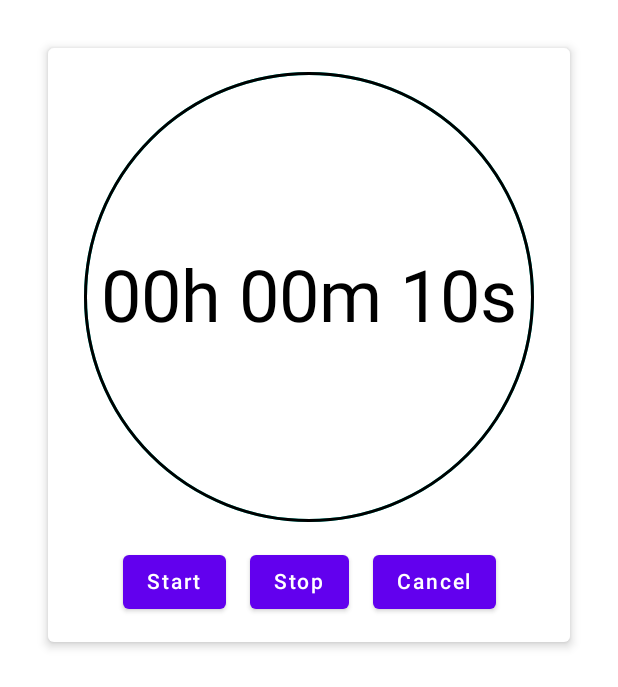
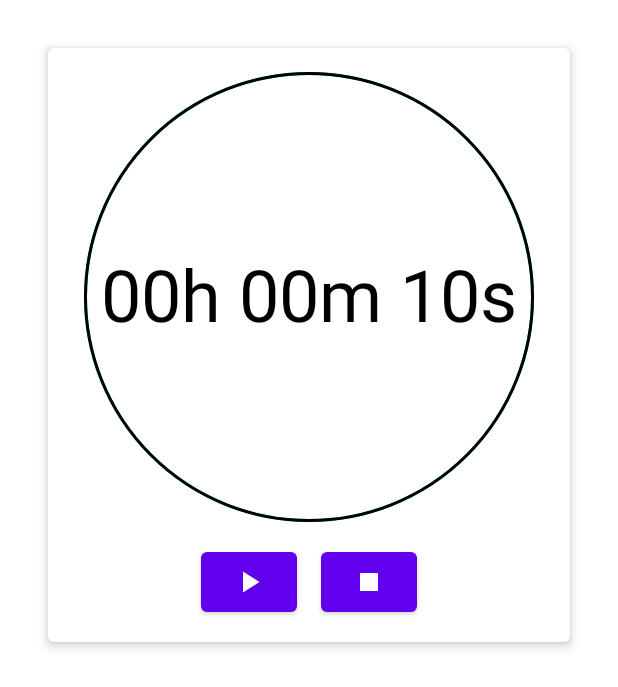
Before and after one commit to Shady-Selim/android-dev-challenge-compose-week2, an Android app built with Jetpack Compose: the screen it shows after launch (MainActivity), on a phone screen of 412 x 824 dp. Shown: the top 687 px of the screen. Run offline under Robolectric (Android 15) with nearby library versions, the phone set to English and light mode, and no system bars.

```diff
--- a/app/src/main/java/com/example/androiddevchallenge/MainActivity.kt
+++ b/app/src/main/java/com/example/androiddevchallenge/MainActivity.kt
@@ -23,6 +23,10 @@ import androidx.compose.animation.animateColorAsState
 import androidx.compose.foundation.layout.*
 import androidx.compose.foundation.text.KeyboardOptions
 import androidx.compose.material.*
+import androidx.compose.material.icons.Icons
+import androidx.compose.material.icons.filled.Pause
+import androidx.compose.material.icons.filled.PlayArrow
+import androidx.compose.material.icons.filled.Stop
 import androidx.compose.runtime.Composable
 import androidx.compose.runtime.mutableStateOf
 import androidx.compose.runtime.remember
@@ -30,7 +34,6 @@ import androidx.compose.runtime.getValue
 import androidx.compose.runtime.setValue
 import androidx.compose.ui.Alignment
 import androidx.compose.ui.Modifier
-import androidx.compose.ui.graphics.Color
 import androidx.compose.ui.text.input.KeyboardType
 import androidx.compose.ui.tooling.preview.Preview
 import androidx.compose.ui.unit.dp
@@ -58,7 +61,7 @@ fun MyApp() {
             elevation = 4.dp,
             modifier = Modifier
                 .padding(32.dp)
-                .fillMaxWidth()
+                .fillMaxWidth(),
         ) {
             CountDownUI()
         }
@@ -69,6 +72,7 @@ fun MyApp() {
 fun CountDownUI() {
     var progress by remember { mutableStateOf(1f) }
     var timer: Long = 10_000
+    var tempTimer by remember { mutableStateOf(timer) }
     var time by remember { mutableStateOf("00h 00m ${
         TimeUnit.MILLISECONDS
             .toSeconds(timer)
@@ -80,7 +84,7 @@ fun CountDownUI() {
             progress < 0.3f -> purple200
             progress < 0.6f -> purple500
             progress < 0.9f -> purple700
-            else -> Color.Black
+            else -> MaterialTheme.colors.onBackground
         }
     )
     var changeClockCountDown by remember { mutableStateOf(false) }
@@ -137,10 +141,17 @@ fun CountDownUI() {
 
         Row(
         ) {
-            Button(onClick = {
-                progress = 0.0f
-                val timer = object : CountDownTimer(timer, 1000) {
+            var counterCancel by remember { mutableStateOf(false) }
+            var counterPause by remember { mutableStateOf(false) }
+            var counterStarted by remember { mutableStateOf(false) }
+
+            val countDownTimer = object : CountDownTimer(tempTimer, 1000) {
                 override fun onTick(millisUntilFinished: Long) {
+                    if (counterPause) {
+                        this.cancel()
+                        tempTimer = millisUntilFinished
+                    }
+
                     time = "00h 00m ${
                         TimeUnit.MILLISECONDS
                             .toSeconds(millisUntilFinished)
@@ -149,6 +160,9 @@ fun CountDownUI() {
                     }s"
                     val percentageCompleted = millisUntilFinished / (timer / 100)
                     progress = percentageCompleted / 100f
+
+                    if (counterCancel)
+                        this.onFinish()
                 }
 
                 override fun onFinish() {
@@ -159,19 +173,40 @@ fun CountDownUI() {
                             .toString()
                             .padStart(2, '0')
                     }s"
+                    tempTimer = timer
+                    counterStarted = false
                 }
             }
-                timer.start()
+
+
+            if (!counterStarted){
+                Button(onClick = {
+                        progress = 0.0f
+                        countDownTimer.start()
+                        counterCancel = false
+                        counterStarted = true
+                        counterPause = false
+
                 }) {
-                Text(text = "Start")
+                    Icon(imageVector = Icons.Filled.PlayArrow, contentDescription = "")
+                }
+            } else {
+                Button(onClick = {
+                    counterStarted = false
+                    counterPause = true }) {
+                    Icon(imageVector = Icons.Filled.Pause, contentDescription = "")
+                }
             }
             Spacer(modifier = Modifier.padding(8.dp))
-            Button(onClick = { /*TODO*/ }) {
-                Text(text = "Stop")
+            Button(onClick = {
+                if(counterPause)
+                    countDownTimer.onFinish()
+                else {
+                    counterPause = true
+                    counterCancel = true
                 }
-            Spacer(modifier = Modifier.padding(8.dp))
-            Button(onClick = { /*TODO*/ }) {
-                Text(text = "Cancel")
+            }) {
+                Icon(imageVector = Icons.Filled.Stop, contentDescription = "")
             }
         }
     }
```
Lines whose indentation alone changed are shown as unchanged.
